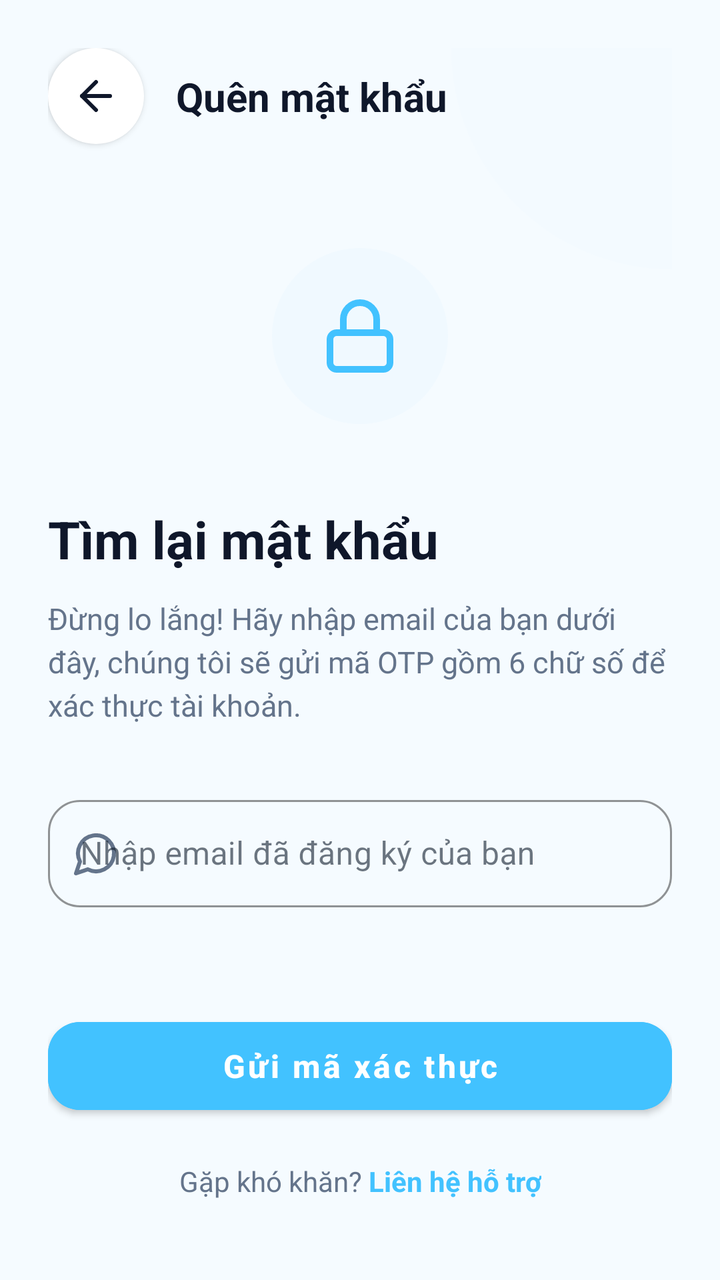
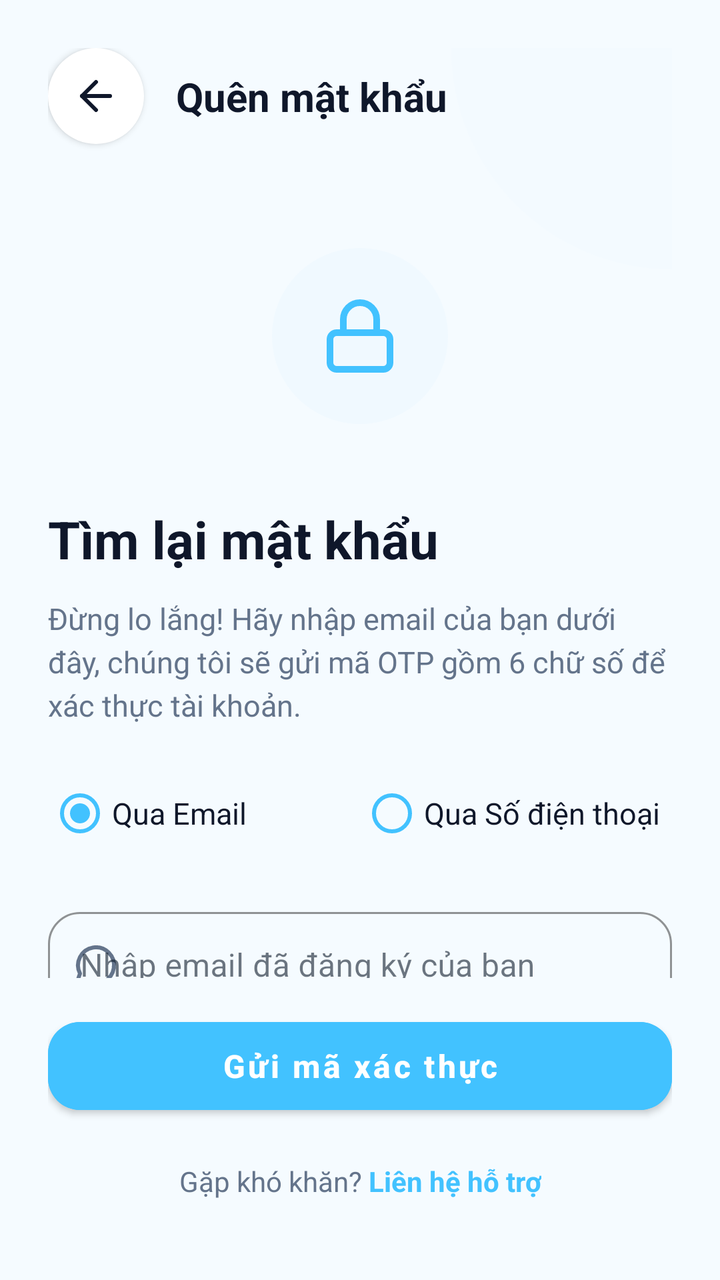

Two renders of the same Android screen: before a commit and after it. Below are the layout's source before the change and the commit's diff.
<!-- AndroidManifest.xml: application theme Theme.FixItVN -->
<!-- res/layout/fragment_forgotpassword.xml -->
<?xml version="1.0" encoding="utf-8"?>
<androidx.constraintlayout.widget.ConstraintLayout xmlns:android="http://schemas.android.com/apk/res/android"
    xmlns:app="http://schemas.android.com/apk/res-auto"
    xmlns:tools="http://schemas.android.com/tools"
    android:layout_width="match_parent"
    android:layout_height="match_parent"
    android:background="#f5fbff"
    android:padding="24dp">

    
    <View
        android:layout_width="220dp"
        android:layout_height="220dp"
        android:background="@drawable/bg_circle_light_blue"
        android:alpha="0.25"
        android:layout_marginTop="-110dp"
        android:layout_marginEnd="-110dp"
        app:layout_constraintTop_toTopOf="parent"
        app:layout_constraintEnd_toEndOf="parent"/>

    
    <FrameLayout
        android:id="@+id/btnBackFrame"
        android:layout_width="48dp"
        android:layout_height="48dp"
        android:background="@drawable/bg_circle_white"
        android:elevation="2dp"
        android:clickable="true"
        android:focusable="true"
        app:layout_constraintTop_toTopOf="parent"
        app:layout_constraintStart_toStartOf="parent">
        <ImageView
            android:id="@+id/btnBack"
            android:layout_width="24dp"
            android:layout_height="24dp"
            android:layout_gravity="center"
            android:src="@drawable/ic_lucide_arrow_left"
            app:tint="#0f172a" />
    </FrameLayout>

    <TextView
        android:id="@+id/tvToolbarTitle"
        android:layout_width="wrap_content"
        android:layout_height="wrap_content"
        android:layout_marginStart="16dp"
        android:text="Quên mật khẩu"
        android:textColor="#0f172a"
        android:textSize="20sp"
        android:textStyle="bold"
        app:layout_constraintTop_toTopOf="@id/btnBackFrame"
        app:layout_constraintBottom_toBottomOf="@id/btnBackFrame"
        app:layout_constraintStart_toEndOf="@id/btnBackFrame" />

    
    <androidx.core.widget.NestedScrollView
        android:layout_width="match_parent"
        android:layout_height="0dp"
        android:layout_marginTop="20dp"
        android:scrollbars="none"
        app:layout_constraintBottom_toTopOf="@id/layoutBottom"
        app:layout_constraintTop_toBottomOf="@id/btnBackFrame">

        <androidx.constraintlayout.widget.ConstraintLayout
            android:layout_width="match_parent"
            android:layout_height="wrap_content"
            android:paddingBottom="24dp">

            
            <androidx.constraintlayout.widget.ConstraintLayout
                android:id="@+id/layoutStepEmail"
                android:layout_width="match_parent"
                android:layout_height="wrap_content"
                android:visibility="visible"
                app:layout_constraintTop_toTopOf="parent">

                
                <FrameLayout
                    android:id="@+id/iconContainer"
                    android:layout_width="88dp"
                    android:layout_height="88dp"
                    android:layout_marginTop="32dp"
                    android:background="@drawable/bg_circle_light_blue"
                    app:layout_constraintTop_toTopOf="parent"
                    app:layout_constraintStart_toStartOf="parent"
                    app:layout_constraintEnd_toEndOf="parent">
                    <ImageView
                        android:layout_width="40dp"
                        android:layout_height="40dp"
                        android:layout_gravity="center"
                        android:src="@drawable/ic_lucide_lock"
                        app:tint="#42c2ff" />
                </FrameLayout>

                <TextView
                    android:id="@+id/tvFindPassword"
                    android:layout_width="wrap_content"
                    android:layout_height="wrap_content"
                    android:layout_marginTop="40dp"
                    android:text="Tìm lại mật khẩu"
                    android:textColor="#0f172a"
                    android:textSize="26sp"
                    android:textStyle="bold" 
                    app:layout_constraintTop_toBottomOf="@id/iconContainer"
                    app:layout_constraintStart_toStartOf="parent"/>

                <TextView
                    android:id="@+id/tvDescription"
                    android:layout_width="0dp"
                    android:layout_height="wrap_content"
                    android:layout_marginTop="12dp"
                    android:lineSpacingExtra="4dp"
                    android:text="Đừng lo lắng! Hãy nhập email của bạn dưới đây, chúng tôi sẽ gửi mã OTP gồm 6 chữ số để xác thực tài khoản."
                    android:textColor="#64748b"
                    android:textSize="15sp" 
                    app:layout_constraintTop_toBottomOf="@id/tvFindPassword"
                    app:layout_constraintStart_toStartOf="parent"
                    app:layout_constraintEnd_toEndOf="parent"/>

                <com.google.android.material.textfield.TextInputLayout
                    android:id="@+id/tilEmail"
                    style="@style/Widget.MaterialComponents.TextInputLayout.OutlinedBox"
                    android:layout_width="0dp"
                    android:layout_height="wrap_content"
                    android:layout_marginTop="32dp"
                    app:boxCornerRadiusBottomEnd="16dp"
                    app:boxCornerRadiusBottomStart="16dp"
                    app:boxCornerRadiusTopEnd="16dp"
                    app:boxCornerRadiusTopStart="16dp"
                    app:boxStrokeColor="#42c2ff"
                    app:hintTextColor="#42c2ff"
                    app:startIconDrawable="@drawable/ic_lucide_message"
                    app:startIconTint="#64748b"
                    app:layout_constraintTop_toBottomOf="@id/tvDescription"
                    app:layout_constraintStart_toStartOf="parent"
                    app:layout_constraintEnd_toEndOf="parent">
                    <com.google.android.material.textfield.TextInputEditText
                        android:id="@+id/etEmail"
                        android:layout_width="match_parent"
                        android:layout_height="wrap_content"
                        android:hint="Nhập email đã đăng ký của bạn"
                        android:inputType="textEmailAddress"
                        android:paddingVertical="16dp" />
                </com.google.android.material.textfield.TextInputLayout>

            </androidx.constraintlayout.widget.ConstraintLayout>

            
            <androidx.constraintlayout.widget.ConstraintLayout
                android:id="@+id/layoutStepOTP"
                android:layout_width="match_parent"
                android:layout_height="wrap_content"
                android:visibility="gone"
                app:layout_constraintTop_toTopOf="parent">

                
                <FrameLayout
                    android:id="@+id/iconContainerOTP"
                    android:layout_width="88dp"
                    android:layout_height="88dp"
                    android:layout_marginTop="32dp"
                    android:background="@drawable/bg_badge_orange_light"
                    app:layout_constraintTop_toTopOf="parent"
                    app:layout_constraintStart_toStartOf="parent"
                    app:layout_constraintEnd_toEndOf="parent">
                    <ImageView
                        android:layout_width="40dp"
                        android:layout_height="40dp"
                        android:layout_gravity="center"
                        android:src="@drawable/ic_lucide_alert_circle"
                        app:tint="#f97316" />
                </FrameLayout>

                <TextView
                    android:id="@+id/tvVerifyOTPTitle"
                    android:layout_width="wrap_content"
                    android:layout_height="wrap_content"
                    android:layout_marginTop="40dp"
                    android:text="Xác thực OTP"
                    android:textColor="#0f172a"
                    android:textSize="26sp"
                    android:textStyle="bold" 
                    app:layout_constraintTop_toBottomOf="@id/iconContainerOTP"
                    app:layout_constraintStart_toStartOf="parent"/>

                <TextView
                    android:id="@+id/tvVerifyOTPDesc"
                    android:layout_width="0dp"
                    android:layout_height="wrap_content"
                    android:layout_marginTop="12dp"
                    android:lineSpacingExtra="4dp"
                    android:text="Chúng tôi đã gửi mã xác thực gồm 6 chữ số đến email của bạn. Vui lòng kiểm tra hòm thư chính và cả thư rác."
                    android:textColor="#64748b"
                    android:textSize="15sp" 
                    app:layout_constraintTop_toBottomOf="@id/tvVerifyOTPTitle"
                    app:layout_constraintStart_toStartOf="parent"
                    app:layout_constraintEnd_toEndOf="parent"/>

                
                <com.google.android.material.textfield.TextInputLayout
                    android:id="@+id/tilOTP"
                    style="@style/Widget.MaterialComponents.TextInputLayout.OutlinedBox"
                    android:layout_width="0dp"
                    android:layout_height="wrap_content"
                    android:layout_marginTop="32dp"
                    app:boxCornerRadiusBottomEnd="16dp"
                    app:boxCornerRadiusBottomStart="16dp"
                    app:boxCornerRadiusTopEnd="16dp"
                    app:boxCornerRadiusTopStart="16dp"
                    app:boxStrokeColor="#42c2ff"
                    app:layout_constraintTop_toBottomOf="@id/tvVerifyOTPDesc"
                    app:layout_constraintStart_toStartOf="parent"
                    app:layout_constraintEnd_toEndOf="parent">
                    <com.google.android.material.textfield.TextInputEditText
                        android:id="@+id/etOTP"
                        android:layout_width="match_parent"
                        android:layout_height="wrap_content"
                        android:gravity="center"
                        android:hint="0 0 0 0 0 0"
                        android:inputType="number"
                        android:letterSpacing="0.4"
                        android:maxLength="6"
                        android:textColor="#0f172a"
                        android:paddingVertical="16dp"
                        android:textSize="22sp"
                        android:textStyle="bold" />
                </com.google.android.material.textfield.TextInputLayout>

                
                <TextView
                    android:id="@+id/tvResendCode"
                    android:layout_width="wrap_content"
                    android:layout_height="wrap_content"
                    android:layout_marginTop="20dp"
                    android:text="Gửi lại mã (59s)"
                    android:textColor="#42c2ff"
                    android:textSize="15sp"
                    android:textStyle="bold" 
                    app:layout_constraintTop_toBottomOf="@id/tilOTP"
                    app:layout_constraintStart_toStartOf="parent"
                    app:layout_constraintEnd_toEndOf="parent"/>
            </androidx.constraintlayout.widget.ConstraintLayout>

        </androidx.constraintlayout.widget.ConstraintLayout>
    </androidx.core.widget.NestedScrollView>

    
    <androidx.constraintlayout.widget.ConstraintLayout
        android:id="@+id/layoutBottom"
        android:layout_width="match_parent"
        android:layout_height="wrap_content"
        android:paddingVertical="16dp"
        app:layout_constraintBottom_toBottomOf="parent">

        <com.google.android.material.button.MaterialButton
            android:id="@+id/btnSendCode"
            android:layout_width="0dp"
            android:layout_height="56dp"
            android:backgroundTint="#42c2ff"
            android:text="Gửi mã xác thực"
            android:textAllCaps="false"
            android:textSize="16sp"
            android:textStyle="bold"
            app:cornerRadius="16dp" 
            android:elevation="4dp"
            app:layout_constraintTop_toTopOf="parent"
            app:layout_constraintStart_toStartOf="parent"
            app:layout_constraintEnd_toEndOf="parent"/>

        <TextView
            android:id="@+id/tvSupportPrompt"
            android:layout_width="wrap_content"
            android:layout_height="wrap_content"
            android:layout_marginTop="20dp"
            android:text="Gặp khó khăn? "
            android:textColor="#64748b" 
            app:layout_constraintTop_toBottomOf="@id/btnSendCode"
            app:layout_constraintEnd_toStartOf="@id/tvSupport"
            app:layout_constraintHorizontal_chainStyle="packed"
            app:layout_constraintStart_toStartOf="parent"/>

        <TextView
            android:id="@+id/tvSupport"
            android:layout_width="wrap_content"
            android:layout_height="wrap_content"
            android:text="Liên hệ hỗ trợ"
            android:textColor="#42c2ff"
            android:textStyle="bold" 
            app:layout_constraintTop_toTopOf="@id/tvSupportPrompt"
            app:layout_constraintBottom_toBottomOf="@id/tvSupportPrompt"
            app:layout_constraintStart_toEndOf="@id/tvSupportPrompt"
            app:layout_constraintEnd_toEndOf="parent"/>

    </androidx.constraintlayout.widget.ConstraintLayout>

</androidx.constraintlayout.widget.ConstraintLayout>
<!-- resources referenced by this layout -->
<resources>
  <!-- drawable bg_badge_orange_light (drawable) -->
  <?xml version="1.0" encoding="utf-8"?>
  <shape xmlns:android="http://schemas.android.com/apk/res/android">
      <solid android:color="#fff7ed" />
      <corners android:radius="12dp" />
  </shape>
  <!-- drawable bg_circle_light_blue (drawable) -->
  <?xml version="1.0" encoding="utf-8"?>
  <shape xmlns:android="http://schemas.android.com/apk/res/android"
      android:shape="oval">
      <solid android:color="#F0F9FF" />
  </shape>
  <!-- drawable bg_circle_white (drawable) -->
  <?xml version="1.0" encoding="utf-8"?>
  <shape xmlns:android="http://schemas.android.com/apk/res/android"
      android:shape="oval">
      <solid android:color="#FFFFFF" />
  </shape>
  <!-- drawable ic_lucide_alert_circle (drawable) -->
  <?xml version="1.0" encoding="utf-8"?>
  <vector xmlns:android="http://schemas.android.com/apk/res/android"
      android:width="24dp"
      android:height="24dp"
      android:viewportWidth="24"
      android:viewportHeight="24">
      <path
          android:strokeColor="#000000"
          android:strokeLineCap="round"
          android:strokeLineJoin="round"
          android:strokeWidth="2"
          android:pathData="M12,8v4M12,16h0.01M22,12c0,5.523 -4.477,10 -10,10S2,17.523 2,12S6.477,2 12,2s10,4.477 10,10z" />
  </vector>
  <!-- drawable ic_lucide_arrow_left (drawable) -->
  <vector xmlns:android="http://schemas.android.com/apk/res/android"
      android:width="24dp"
      android:height="24dp"
      android:viewportWidth="24"
      android:viewportHeight="24">
    <path
        android:pathData="m12,19 -7,-7 7,-7"
        android:strokeLineJoin="round"
        android:strokeWidth="2"
        android:fillColor="#00000000"
        android:strokeColor="#000000"
        android:strokeLineCap="round"/>
    <path
        android:pathData="M19,12H5"
        android:strokeLineJoin="round"
        android:strokeWidth="2"
        android:fillColor="#00000000"
        android:strokeColor="#000000"
        android:strokeLineCap="round"/>
  </vector>
  <!-- drawable ic_lucide_message (drawable) -->
  <vector xmlns:android="http://schemas.android.com/apk/res/android"
      android:width="24dp"
      android:height="24dp"
      android:viewportWidth="24"
      android:viewportHeight="24">
    <path
        android:pathData="M7.9,20A9,9 0,1 0,4 16.1L2,22Z"
        android:strokeLineJoin="round"
        android:strokeWidth="2"
        android:fillColor="#00000000"
        android:strokeColor="#000000"
        android:strokeLineCap="round"/>
  </vector>
  <style name="Widget.FixIt.BottomNavigationView" parent="Widget.MaterialComponents.BottomNavigationView">
          <item name="itemTextAppearanceActive">@style/TextAppearance.FixIt.BottomNav</item>
          <item name="itemTextAppearanceInactive">@style/TextAppearance.FixIt.BottomNav</item>
      </style>
  <style name="TextAppearance.FixIt.BottomNav" parent="TextAppearance.MaterialComponents.Caption">
          <item name="android:textSize">10sp</item>
          <item name="android:fontFamily">sans-serif-medium</item>
      </style>
  <!-- unchanged entries left out for length: 2 -->
</resources>

<!-- the commit's change to res/layout/fragment_forgotpassword.xml (unified diff, before → after) -->
@@ -116,12 +116,45 @@
                     app:layout_constraintStart_toStartOf="parent"
                     app:layout_constraintEnd_toEndOf="parent"/>
 
+                
+                <RadioGroup
+                    android:id="@+id/rgResetMethod"
+                    android:layout_width="0dp"
+                    android:layout_height="wrap_content"
+                    android:orientation="horizontal"
+                    android:layout_marginTop="20dp"
+                    app:layout_constraintTop_toBottomOf="@id/tvDescription"
+                    app:layout_constraintStart_toStartOf="parent"
+                    app:layout_constraintEnd_toEndOf="parent">
+
+                    <com.google.android.material.radiobutton.MaterialRadioButton
+                        android:id="@+id/rbEmail"
+                        android:layout_width="0dp"
+                        android:layout_height="wrap_content"
+                        android:layout_weight="1"
+                        android:text="Qua Email"
+                        android:checked="true"
+                        android:buttonTint="#42c2ff"
+                        android:textColor="#0f172a"
+                        android:textSize="15sp"/>
+
+                    <com.google.android.material.radiobutton.MaterialRadioButton
+                        android:id="@+id/rbPhone"
+                        android:layout_width="0dp"
+                        android:layout_height="wrap_content"
+                        android:layout_weight="1"
+                        android:text="Qua Số điện thoại"
+                        android:buttonTint="#42c2ff"
+                        android:textColor="#0f172a"
+                        android:textSize="15sp"/>
+                </RadioGroup>
+
                 <com.google.android.material.textfield.TextInputLayout
                     android:id="@+id/tilEmail"
                     style="@style/Widget.MaterialComponents.TextInputLayout.OutlinedBox"
                     android:layout_width="0dp"
                     android:layout_height="wrap_content"
-                    android:layout_marginTop="32dp"
+                    android:layout_marginTop="20dp"
                     app:boxCornerRadiusBottomEnd="16dp"
                     app:boxCornerRadiusBottomStart="16dp"
                     app:boxCornerRadiusTopEnd="16dp"
@@ -130,7 +163,7 @@
                     app:hintTextColor="#42c2ff"
                     app:startIconDrawable="@drawable/ic_lucide_message"
                     app:startIconTint="#64748b"
-                    app:layout_constraintTop_toBottomOf="@id/tvDescription"
+                    app:layout_constraintTop_toBottomOf="@id/rgResetMethod"
                     app:layout_constraintStart_toStartOf="parent"
                     app:layout_constraintEnd_toEndOf="parent">
                     <com.google.android.material.textfield.TextInputEditText
@@ -139,6 +172,33 @@
                         android:layout_height="wrap_content"
                         android:hint="Nhập email đã đăng ký của bạn"
                         android:inputType="textEmailAddress"
+                        android:paddingVertical="16dp" />
+                </com.google.android.material.textfield.TextInputLayout>
+
+                <com.google.android.material.textfield.TextInputLayout
+                    android:id="@+id/tilPhone"
+                    style="@style/Widget.MaterialComponents.TextInputLayout.OutlinedBox"
+                    android:layout_width="0dp"
+                    android:layout_height="wrap_content"
+                    android:layout_marginTop="20dp"
+                    android:visibility="gone"
+                    app:boxCornerRadiusBottomEnd="16dp"
+                    app:boxCornerRadiusBottomStart="16dp"
+                    app:boxCornerRadiusTopEnd="16dp"
+                    app:boxCornerRadiusTopStart="16dp"
+                    app:boxStrokeColor="#42c2ff"
+                    app:hintTextColor="#42c2ff"
+                    app:startIconDrawable="@drawable/ic_lucide_phone"
+                    app:startIconTint="#64748b"
+                    app:layout_constraintTop_toBottomOf="@id/rgResetMethod"
+                    app:layout_constraintStart_toStartOf="parent"
+                    app:layout_constraintEnd_toEndOf="parent">
+                    <com.google.android.material.textfield.TextInputEditText
+                        android:id="@+id/etPhone"
+                        android:layout_width="match_parent"
+                        android:layout_height="wrap_content"
+                        android:hint="Nhập số điện thoại đã đăng ký"
+                        android:inputType="phone"
                         android:paddingVertical="16dp" />
                 </com.google.android.material.textfield.TextInputLayout>
 
@@ -226,6 +286,62 @@
                 </com.google.android.material.textfield.TextInputLayout>
 
                 
+                <com.google.android.material.textfield.TextInputLayout
+                    android:id="@+id/tilNewPassword"
+                    style="@style/Widget.MaterialComponents.TextInputLayout.OutlinedBox"
+                    android:layout_width="0dp"
+                    android:layout_height="wrap_content"
+                    android:layout_marginTop="20dp"
+                    app:boxCornerRadiusBottomEnd="16dp"
+                    app:boxCornerRadiusBottomStart="16dp"
+                    app:boxCornerRadiusTopEnd="16dp"
+                    app:boxCornerRadiusTopStart="16dp"
+                    app:boxStrokeColor="#42c2ff"
+                    app:hintTextColor="#42c2ff"
+                    app:passwordToggleEnabled="true"
+                    app:startIconDrawable="@drawable/ic_lucide_lock"
+                    app:startIconTint="#64748b"
+                    app:layout_constraintTop_toBottomOf="@id/tilOTP"
+                    app:layout_constraintStart_toStartOf="parent"
+                    app:layout_constraintEnd_toEndOf="parent">
+                    <com.google.android.material.textfield.TextInputEditText
+                        android:id="@+id/etNewPassword"
+                        android:layout_width="match_parent"
+                        android:layout_height="wrap_content"
+                        android:hint="Nhập mật khẩu mới"
+                        android:inputType="textPassword"
+                        android:paddingVertical="16dp" />
+                </com.google.android.material.textfield.TextInputLayout>
+
+                
+                <com.google.android.material.textfield.TextInputLayout
+                    android:id="@+id/tilConfirmPassword"
+                    style="@style/Widget.MaterialComponents.TextInputLayout.OutlinedBox"
+                    android:layout_width="0dp"
+                    android:layout_height="wrap_content"
+                    android:layout_marginTop="16dp"
+                    app:boxCornerRadiusBottomEnd="16dp"
+                    app:boxCornerRadiusBottomStart="16dp"
+                    app:boxCornerRadiusTopEnd="16dp"
+                    app:boxCornerRadiusTopStart="16dp"
+                    app:boxStrokeColor="#42c2ff"
+                    app:hintTextColor="#42c2ff"
+                    app:passwordToggleEnabled="true"
+                    app:startIconDrawable="@drawable/ic_lucide_lock"
+                    app:startIconTint="#64748b"
+                    app:layout_constraintTop_toBottomOf="@id/tilNewPassword"
+                    app:layout_constraintStart_toStartOf="parent"
+                    app:layout_constraintEnd_toEndOf="parent">
+                    <com.google.android.material.textfield.TextInputEditText
+                        android:id="@+id/etConfirmPassword"
+                        android:layout_width="match_parent"
+                        android:layout_height="wrap_content"
+                        android:hint="Xác nhận mật khẩu mới"
+                        android:inputType="textPassword"
+                        android:paddingVertical="16dp" />
+                </com.google.android.material.textfield.TextInputLayout>
+
+                
                 <TextView
                     android:id="@+id/tvResendCode"
                     android:layout_width="wrap_content"
@@ -235,7 +351,7 @@
                     android:textColor="#42c2ff"
                     android:textSize="15sp"
                     android:textStyle="bold" 
-                    app:layout_constraintTop_toBottomOf="@id/tilOTP"
+                    app:layout_constraintTop_toBottomOf="@id/tilConfirmPassword"
                     app:layout_constraintStart_toStartOf="parent"
                     app:layout_constraintEnd_toEndOf="parent"/>
             </androidx.constraintlayout.widget.ConstraintLayout>
<!-- resource entries referenced after the edit -->
@@ -67,6 +67,20 @@
         android:strokeColor="#000000"
         android:strokeLineCap="round"/>
   </vector>
+  <!-- drawable ic_lucide_phone (drawable) -->
+  <vector xmlns:android="http://schemas.android.com/apk/res/android"
+      android:width="24dp"
+      android:height="24dp"
+      android:viewportWidth="24"
+      android:viewportHeight="24">
+      <path
+          android:fillColor="@android:color/transparent"
+          android:strokeColor="#000000"
+          android:strokeWidth="2"
+          android:strokeLineCap="round"
+          android:strokeLineJoin="round"
+          android:pathData="M22 16.92v3a2 2 0 0 1-2.18 2 19.79 19.79 0 0 1-8.63-3.07A19.5 19.5 0 0 1 4.69 12 19.79 19.79 0 0 1 1.61 3.4 2 2 0 0 1 3.6 1h3a2 2 0 0 1 2 1.72 12.84 12.84 0 0 0 .7 2.81 2 2 0 0 1-.45 2.11L7.91 8.6a16 16 0 0 0 6 6l.96-.96a2 2 0 0 1 2.11-.45 12.84 12.84 0 0 0 2.81.7A2 2 0 0 1 22 16.92z" />
+  </vector>
   <style name="Widget.FixIt.BottomNavigationView" parent="Widget.MaterialComponents.BottomNavigationView">
           <item name="itemTextAppearanceActive">@style/TextAppearance.FixIt.BottomNav</item>
           <item name="itemTextAppearanceInactive">@style/TextAppearance.FixIt.BottomNav</item>
